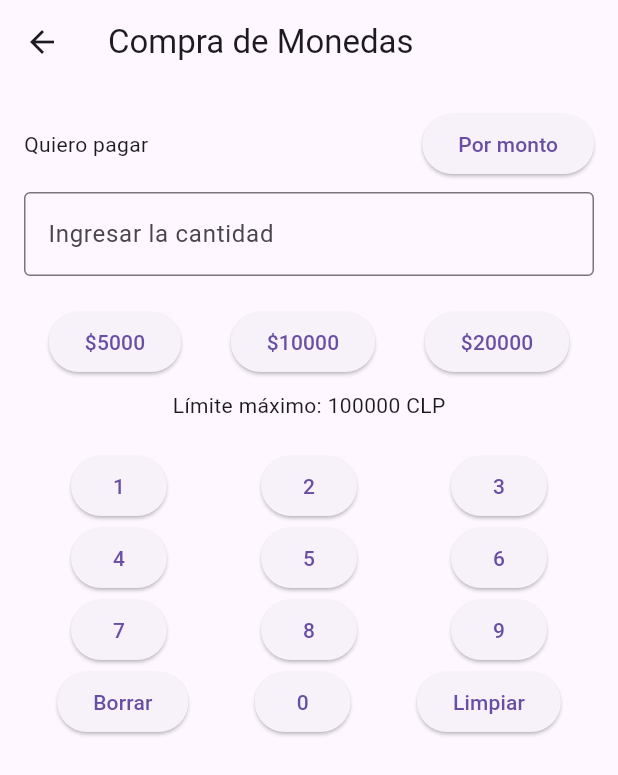
After one commit to TSSW2024/Sprint-5-Frontend, a Flutter app: the CompraView screen opened by its route, on a phone screen of 412 x 824 dp. The commit adds this screen. Shown: the top 775 px of the screen. Run offline on Flutter 3.47's test engine with Material 3 defaults, Android fonts, the phone set to English and light mode, and no system bars; our stand-ins replace carousel_slider, firebase_core, flutter_svg, flutter_typeahead, pie_chart; accounts and stored records are empty; network calls fail.

Commit message:
vista comprar owo

```diff
--- a/lib/main.dart
+++ b/lib/main.dart
@@ -13,6 +13,7 @@ import 'services/auth.service.dart';
 
 import 'views/Loot/loot.dart';
 import 'views/Loot/loot.Free.dart';
+import 'views/compra/compra_view.dart';
 
 void main() {
   runApp(const MainApp());
@@ -39,6 +40,7 @@ class MainApp extends StatelessWidget {
           '/home': (context) => const HomeScreen(),
           '/Loot': (context) => const Loot(),
           '/LootFree': (context) => const LootFree(),
+          '/compra': (context) => CompraView(),
         },
       ),
     );
--- /dev/null
+++ b/lib/views/compra/compra_view.dart
@@ -0,0 +1,84 @@
+// lib/views/compra/compra_view.dart
+import 'package:flutter/material.dart';
+import '../../widgets/numeric_keyboard.dart';
+import '../../widgets/quick_buttons.dart';
+
+class CompraView extends StatefulWidget {
+  @override
+  _CompraViewState createState() => _CompraViewState();
+}
+
+class _CompraViewState extends State<CompraView> {
+  TextEditingController _controller = TextEditingController();
+
+  @override
+  Widget build(BuildContext context) {
+    return Scaffold(
+      appBar: AppBar(
+        title: Text('Compra de Monedas'),
+        leading: IconButton(
+          icon: Icon(Icons.arrow_back),
+          onPressed: () {
+            Navigator.pop(context);
+          },
+        ),
+      ),
+      body: Padding(
+        padding: const EdgeInsets.all(16.0),
+        child: Column(
+          crossAxisAlignment: CrossAxisAlignment.start,
+          children: [
+            _buildPriceBar(),
+            SizedBox(height: 20),
+            QuickButtons(
+              controller: _controller,
+            ),
+            SizedBox(height: 20),
+            NumericKeyboard(
+              controller: _controller,
+            ),
+          ],
+        ),
+      ),
+    );
+  }
+
+  Widget _buildPriceBar() {
+    return Column(
+      crossAxisAlignment: CrossAxisAlignment.start,
+      children: [
+        Row(
+          mainAxisAlignment: MainAxisAlignment.spaceBetween,
+          children: [
+            Text('Quiero pagar'),
+            ElevatedButton(
+              onPressed: () {
+                // Lógica para "Por monto"
+              },
+              child: Text('Por monto'),
+            ),
+          ],
+        ),
+        SizedBox(height: 8),
+        TextField(
+          controller: _controller,
+          keyboardType: TextInputType.number,
+          decoration: InputDecoration(
+            border: OutlineInputBorder(),
+            labelText: 'Ingresar la cantidad',
+            suffixText: 'CLP',
+          ),
+          onChanged: (value) {
+            // Validación numérica
+            if (!RegExp(r'^\d+$').hasMatch(value)) {
+              _controller.text = value.replaceAll(RegExp(r'[^\d]'), '');
+              _controller.selection = TextSelection.fromPosition(
+                TextPosition(offset: _controller.text.length),
+              );
+            }
+          },
+        ),
+      ],
+    );
+  }
+}
--- a/lib/views/home/home.screen.dart
+++ b/lib/views/home/home.screen.dart
@@ -6,6 +6,7 @@ import '../mercado/mercado.screen.dart';
 import '../cartera/cartera.screen.dart';
 import '../profile/profile.screen.dart';
 import '../home/modal/modal.dart';
+import '../compra/compra_view.dart'; // Asegúrate de importar la vista de compra
 
 class HomeScreen extends StatefulWidget {
   const HomeScreen({super.key});
@@ -36,6 +37,11 @@ class HomeScreenState extends State<HomeScreen> {
       'label': 'Cartera',
       'screen': const CarteraScreen(),
     },
+    {
+      'icon': Icons.shopping_cart,
+      'label': 'Comprar',
+      'screen': CompraView(), // Agregar la pantalla de compra
+    },
   ];
 
   void _onItemTapped(int index) {
@@ -45,6 +51,12 @@ class HomeScreenState extends State<HomeScreen> {
         builder: (BuildContext context) {
           return DescubrirModal();
         },
+      );
+    } else if (index == 3) {
+      // Verifica si el índice es el de compra
+      Navigator.push(
+        context,
+        MaterialPageRoute(builder: (context) => CompraView()),
       );
     } else {
       setState(() {
--- /dev/null
+++ b/lib/widgets/numeric_keyboard.dart
@@ -0,0 +1,47 @@
+// lib/widgets/numeric_keyboard.dart
+import 'package:flutter/material.dart';
+
+class NumericKeyboard extends StatelessWidget {
+  final TextEditingController controller;
+
+  NumericKeyboard({required this.controller});
+
+  @override
+  Widget build(BuildContext context) {
+    return Column(
+      children: [
+        _buildKeyboardRow(['1', '2', '3']),
+        _buildKeyboardRow(['4', '5', '6']),
+        _buildKeyboardRow(['7', '8', '9']),
+        _buildKeyboardRow(['Borrar', '0', 'Limpiar']),
+      ],
+    );
+  }
+
+  Widget _buildKeyboardRow(List<String> keys) {
+    return Row(
+      mainAxisAlignment: MainAxisAlignment.spaceAround,
+      children: keys.map((key) {
+        return ElevatedButton(
+          onPressed: () {
+            _onKeyPressed(key);
+          },
+          child: Text(key),
+        );
+      }).toList(),
+    );
+  }
+
+  void _onKeyPressed(String key) {
+    if (key == 'Borrar') {
+      if (controller.text.isNotEmpty) {
+        controller.text =
+            controller.text.substring(0, controller.text.length - 1);
+      }
+    } else if (key == 'Limpiar') {
+      controller.clear();
+    } else {
+      controller.text += key;
+    }
+  }
+}
--- /dev/null
+++ b/lib/widgets/quick_buttons.dart
@@ -0,0 +1,35 @@
+// lib/widgets/quick_buttons.dart
+import 'package:flutter/material.dart';
+
+class QuickButtons extends StatelessWidget {
+  final TextEditingController controller;
+
+  QuickButtons({required this.controller});
+
+  @override
+  Widget build(BuildContext context) {
+    return Column(
+      children: [
+        Row(
+          mainAxisAlignment: MainAxisAlignment.spaceAround,
+          children: [
+            _buildQuickButton('5000'),
+            _buildQuickButton('10000'),
+            _buildQuickButton('20000'),
+          ],
+        ),
+        SizedBox(height: 8),
+        Text('Límite máximo: 100000 CLP'),
+      ],
+    );
+  }
+
+  Widget _buildQuickButton(String amount) {
+    return ElevatedButton(
+      onPressed: () {
+        controller.text = amount;
+      },
+      child: Text('\$$amount'),
+    );
+  }
+}
```
Also changed, not shown: pubspec.lock.
